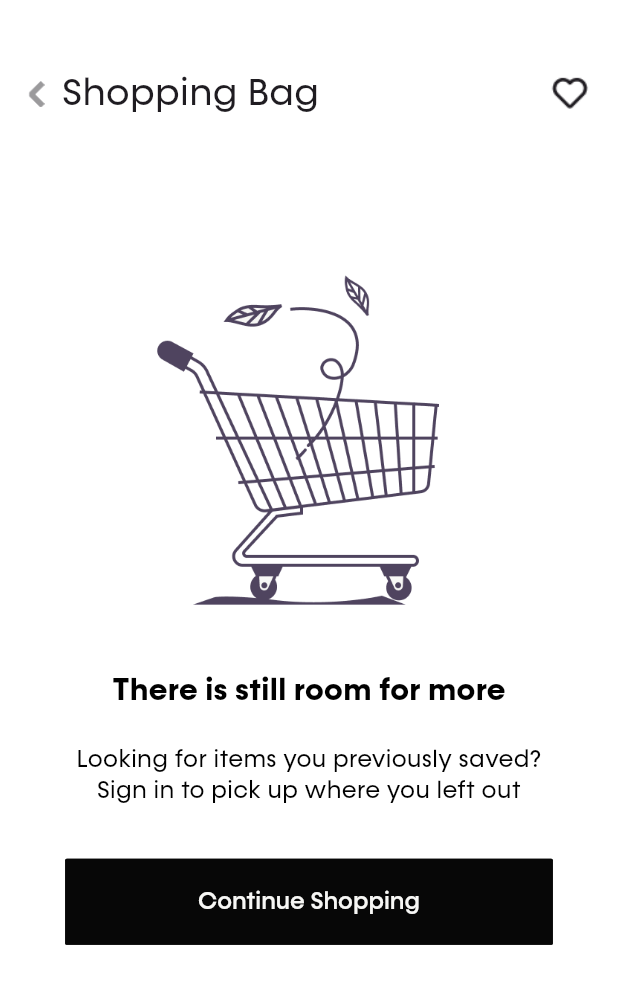
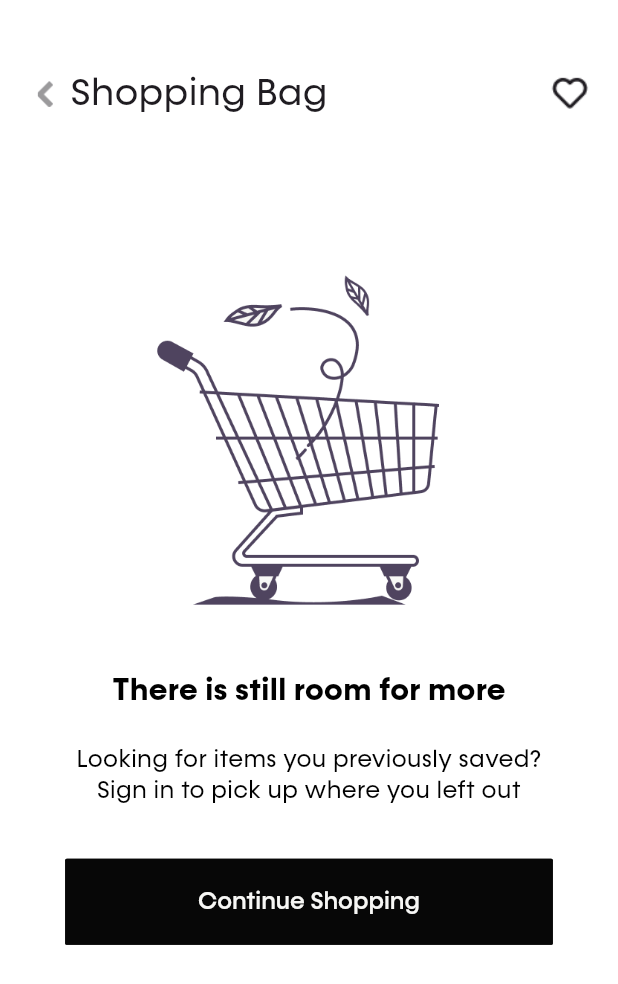
Before and after one commit to LaFetch2026/Lf_Application_Production, a Flutter app: the CartScreen screen opened directly, on a phone screen of 412 x 824 dp. Shown: the top 984 px of the screen. Run offline on Flutter 3.47's test engine with Material 3 defaults, Android fonts, the phone set to English and light mode, and no system bars; our stand-ins replace app_links, cached_network_image, device_info_plus, dropdown_button2, firebase_analytics, firebase_core and 17 more; missing offline and left inert: add_to_cart_animation, carousel_slider_plus, fl_downloader, flutter_background_service, flutter_facebook_auth, flutter_polyline_points and 5 more; accounts and stored records are empty; network calls fail.

Commit message:
solved cart screen backbutton issue

```diff
--- a/lib/commonwidget/appbarwidgets/cart_appbar.dart
+++ b/lib/commonwidget/appbarwidgets/cart_appbar.dart
@@ -36,11 +36,15 @@ class CartAppbar extends StatelessWidget {
                 onTap: () {
                   Get.back();
                 },
-                child: Image.asset(backArrowImage,
-                    height: 16.sp, width: 10.sp, fit: BoxFit.cover),
-              ),
-              SizedBox(
-                width: 10.sp,
+                child: Container(
+                  color: whiteColor,
+                  child: Padding(
+                    padding: EdgeInsets.only(
+                        right: 10.sp, left: 5.sp, top: 2.sp, bottom: 2.sp),
+                    child: Image.asset(backArrowImage,
+                        height: 16.sp, width: 10.sp, fit: BoxFit.cover),
+                  ),
+                ),
               ),
               AppText(
                 text: text,
```
